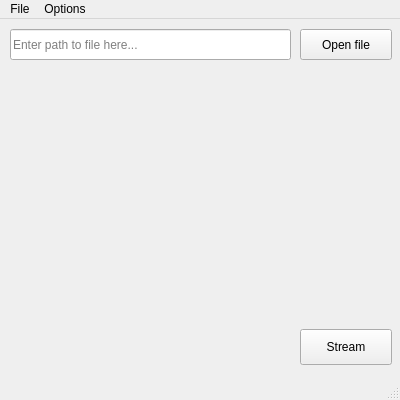
This is src/mainwindow.ui in Rafostar/castnow-gui as Qt 5 draws it before an edit. The edited form follows.
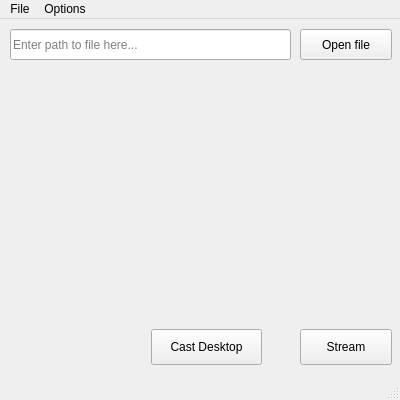
This is the edited form.

Commit message: Initial work on desktop casting

```diff
--- a/src/mainwindow.ui
+++ b/src/mainwindow.ui
@@ -86,6 +86,19 @@
      <bool>false</bool>
     </property>
    </widget>
+   <widget class="QPushButton" name="castDesktopButton">
+    <property name="geometry">
+     <rect>
+      <x>151</x>
+      <y>310</y>
+      <width>111</width>
+      <height>36</height>
+     </rect>
+    </property>
+    <property name="text">
+     <string>Cast Desktop</string>
+    </property>
+   </widget>
   </widget>
   <widget class="QMenuBar" name="menuBar">
    <property name="geometry">
```
The commit also changes 6 other files.
